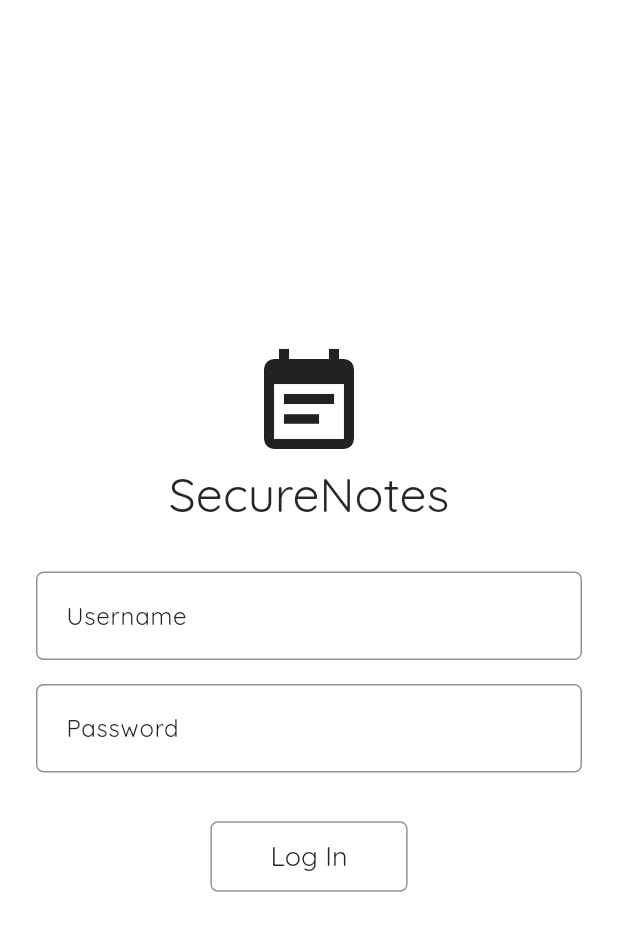
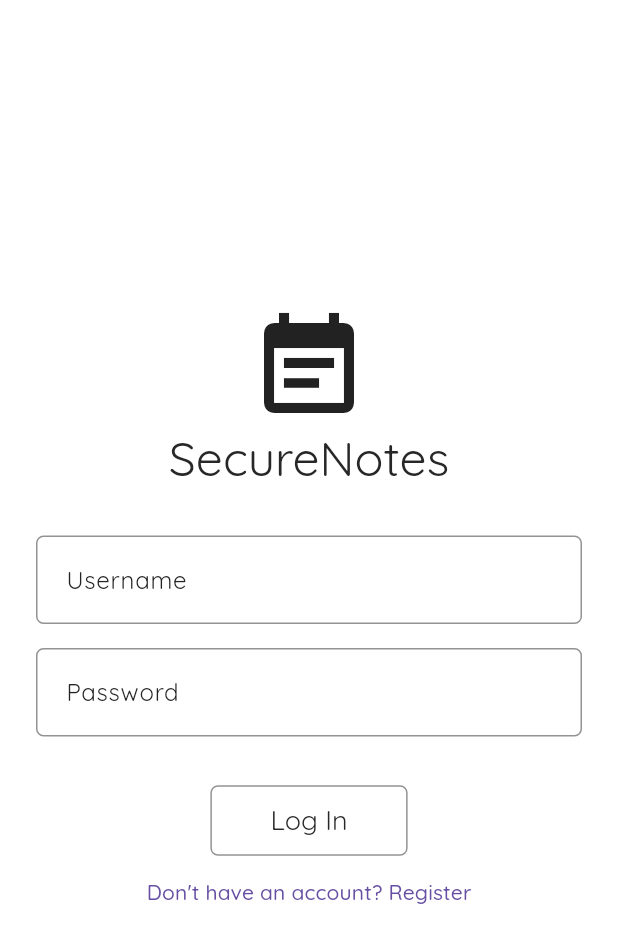
Before and after one commit to imranZMiko/securenotes, a Flutter app: the screen it shows after launch, on a phone screen of 412 x 824 dp. Shown: the top 943 px of the screen. Run offline on Flutter 3.47's test engine with Material 3 defaults, Android fonts, the phone set to English and light mode, and no system bars; our stand-ins replace get, google_fonts.

Commit message:
Added text button for switching auth screens

```diff
--- a/lib/features/authentication/screens/login.dart
+++ b/lib/features/authentication/screens/login.dart
@@ -3,6 +3,7 @@ import 'package:get/get.dart';
 import 'package:securenotes/common/widgets/icon_large.dart';
 import 'package:securenotes/features/authentication/widgets/authentication_button.dart';
 import 'package:securenotes/features/authentication/widgets/authentication_field.dart';
+import 'package:securenotes/features/authentication/widgets/switch_auth_section_button.dart';
 import 'package:securenotes/features/notes/screens/notes/notes.dart';
 
 import '../../../utils/constants/sizes.dart';
@@ -36,6 +37,12 @@ class LoginScreen extends StatelessWidget {
                     Get.offNamed("/notes");
                   },
                 ),
+                SwitchAuthSectionButton(
+                  buttonText: "Don't have an account? Register",
+                  onPressed: () {
+                    Get.offNamed("/register");
+                  },
+                ),
               ],
             ),
           ),
--- a/lib/features/authentication/screens/register.dart
+++ b/lib/features/authentication/screens/register.dart
@@ -3,6 +3,7 @@ import 'package:get/get.dart';
 import 'package:securenotes/common/widgets/icon_large.dart';
 import 'package:securenotes/features/authentication/widgets/authentication_button.dart';
 import 'package:securenotes/features/authentication/widgets/authentication_field.dart';
+import 'package:securenotes/features/authentication/widgets/switch_auth_section_button.dart';
 import 'package:securenotes/features/notes/screens/notes/notes.dart';
 
 import '../../../utils/constants/sizes.dart';
@@ -40,6 +41,12 @@ class RegisterScreen extends StatelessWidget {
                     Get.offNamed("/notes");
                   },
                 ),
+                SwitchAuthSectionButton(
+                  buttonText: "Already have an account? Login",
+                  onPressed: () {
+                    Get.offNamed("/login");
+                  },
+                ),
               ],
             ),
           ),
--- /dev/null
+++ b/lib/features/authentication/widgets/switch_auth_section_button.dart
@@ -0,0 +1,20 @@
+import 'package:flutter/material.dart';
+
+class SwitchAuthSectionButton extends StatelessWidget {
+  final String buttonText;
+  final VoidCallback onPressed;
+
+  const SwitchAuthSectionButton({
+    Key? key,
+    required this.buttonText,
+    required this.onPressed,
+  }) : super(key: key);
+
+  @override
+  Widget build(BuildContext context) {
+    return TextButton(
+      onPressed: onPressed,
+      child: Text(buttonText),
+    );
+  }
+}
```
